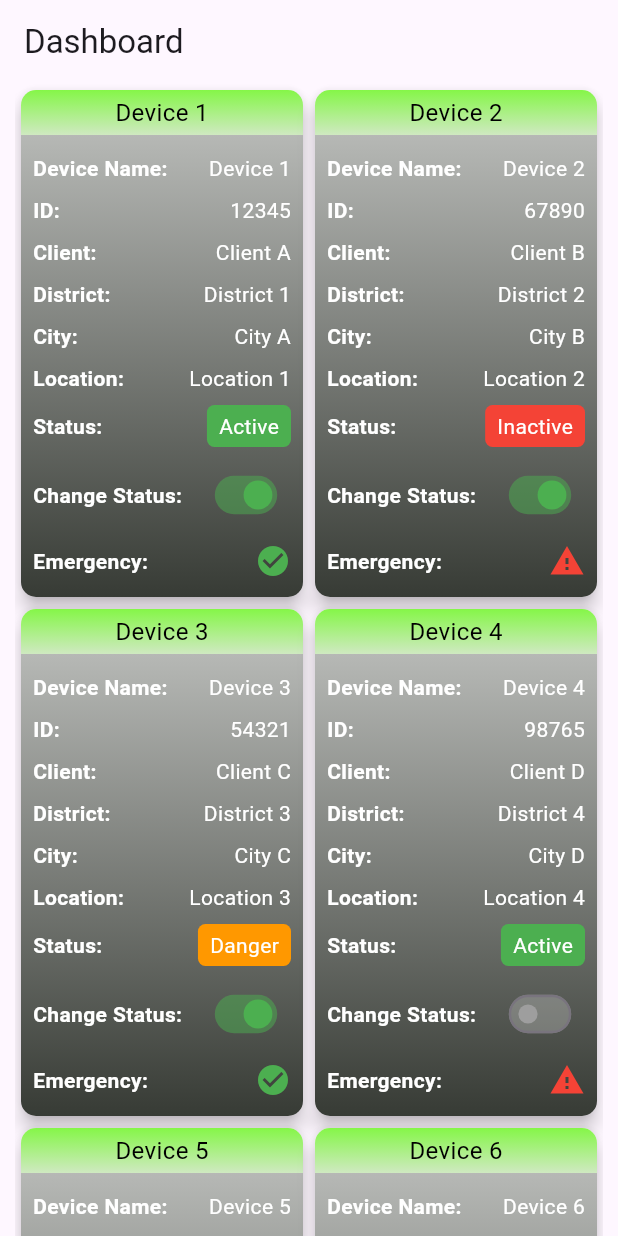
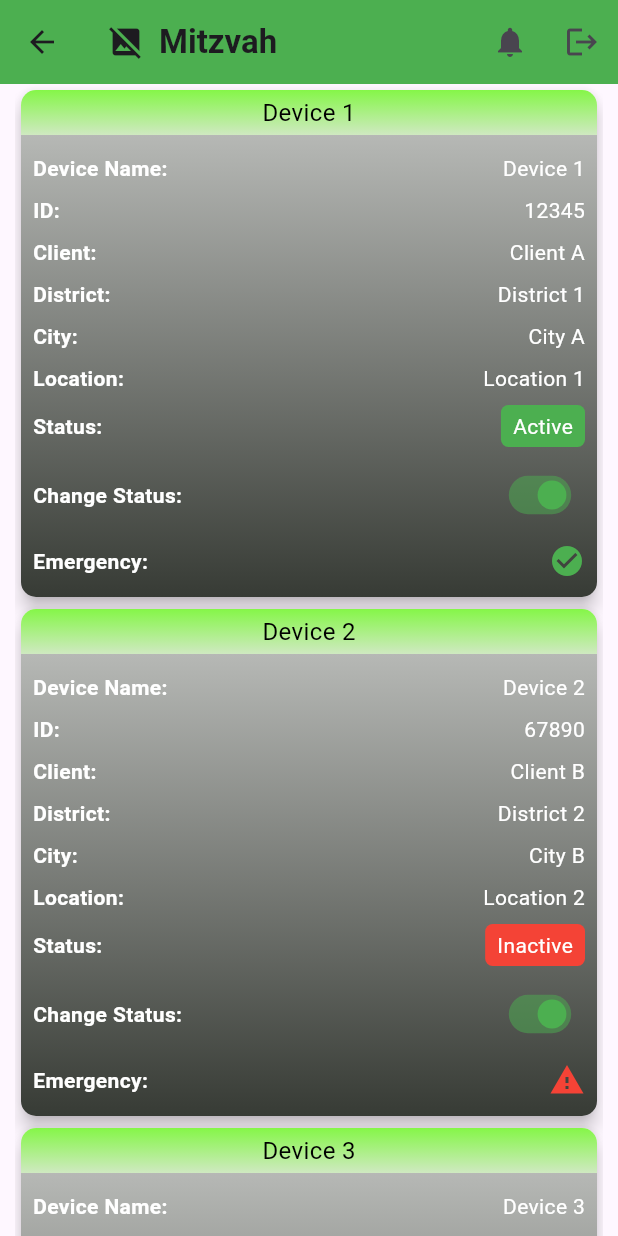
Before and after one commit to Hacking-Guru-098/orbitsproject, a Flutter app: the DashboardPage screen opened directly, on a phone screen of 412 x 824 dp. Run offline on Flutter 3.47's test engine with Material 3 defaults, Android fonts, the light colour scheme and no system bars; network calls fail.

Commit message:
added the appbar

```diff
--- a/lib/main.dart
+++ b/lib/main.dart
@@ -1,5 +1,6 @@
 import 'package:flutter/material.dart';
-import 'package:orbitsproject/pages/dashboard.dart';
+import 'package:orbitsproject/pages/login.dart';
+
 void main() {
   runApp(const MyApp());
 }
@@ -9,9 +10,6 @@ class MyApp extends StatelessWidget {
 
   @override
   Widget build(BuildContext context) {
-    return MaterialApp(
-      debugShowCheckedModeBanner: false,
-      home: DashboardPage(),
-    );
+    return MaterialApp(debugShowCheckedModeBanner: false, home: LoginPage());
   }
 }
--- a/lib/pages/dashboard.dart
+++ b/lib/pages/dashboard.dart
@@ -1,4 +1,5 @@
 import 'package:flutter/material.dart';
+import 'package:orbitsproject/widgets/CustomAppBar.dart';
 import 'package:orbitsproject/widgets/device_card.dart';
 import 'package:flutter_staggered_grid_view/flutter_staggered_grid_view.dart';
 
@@ -275,12 +276,13 @@ class DashboardPage extends StatelessWidget {
   @override
   Widget build(BuildContext context) {
     return Scaffold(
-      appBar: AppBar(title: const Text("Dashboard")),
+      appBar: const CustomAppBar(title: "Mitzvah", logoUrl: "assets/logo.png"),
+
       body: Padding(
         padding: const EdgeInsets.only(left: 10, right: 10),
         child: SingleChildScrollView(
           child: StaggeredGrid.count(
-            crossAxisCount: 2,
+            crossAxisCount: 1,
             children: [
               for (var device in devices)
                 StaggeredGridTile.fit(
--- a/lib/pages/login.dart
+++ b/lib/pages/login.dart
@@ -1,4 +1,5 @@
 import 'package:flutter/material.dart';
+import 'package:orbitsproject/pages/dashboard.dart';
 import './signup.dart';
 
 class LoginPage extends StatelessWidget {
@@ -63,7 +64,14 @@ class LoginPage extends StatelessWidget {
                 SizedBox(
                   width: double.infinity,
                   child: ElevatedButton(
-                    onPressed: () {},
+                    onPressed: () {
+                      Navigator.push(
+                        context,
+                        MaterialPageRoute(
+                          builder: (context) => DashboardPage(),
+                        ),
+                      );
+                    },
                     style: ElevatedButton.styleFrom(
                       backgroundColor: Colors.orange,
                       padding: const EdgeInsets.symmetric(vertical: 15),
--- /dev/null
+++ b/lib/widgets/CustomAppBar.dart
@@ -0,0 +1,45 @@
+import 'package:flutter/material.dart';
+
+class CustomAppBar extends StatelessWidget implements PreferredSizeWidget {
+  final String title;
+  final String? logoPath; // Path to the logo image (optional)
+  final String? logoUrl; // URL for the logo image (optional)
+
+  const CustomAppBar({
+    super.key,
+    required this.title,
+    this.logoPath,
+    this.logoUrl,
+  });
+
+  @override
+  Widget build(BuildContext context) {
+    return AppBar(
+      backgroundColor: Colors.green,
+      elevation: 0,
+      title: Row(
+        children: [
+          if (logoUrl != null)
+            Image.network(
+              logoUrl!,
+              height: 40,
+              errorBuilder:
+                  (context, error, stackTrace) =>
+                      const Icon(Icons.image_not_supported),
+            )
+          else if (logoPath != null)
+            Image.asset(logoPath!, height: 40),
+          const SizedBox(width: 10),
+          Text(title, style: const TextStyle(fontWeight: FontWeight.bold)),
+        ],
+      ),
+      actions: [
+        IconButton(icon: const Icon(Icons.notifications), onPressed: () {}),
+        IconButton(icon: const Icon(Icons.logout), onPressed: () {}),
+      ],
+    );
+  }
+
+  @override
+  Size get preferredSize => const Size.fromHeight(kToolbarHeight);
+}
```
Also changed, not shown: pubspec.yaml (+3 -68 lines), assets/logo.png (added).
